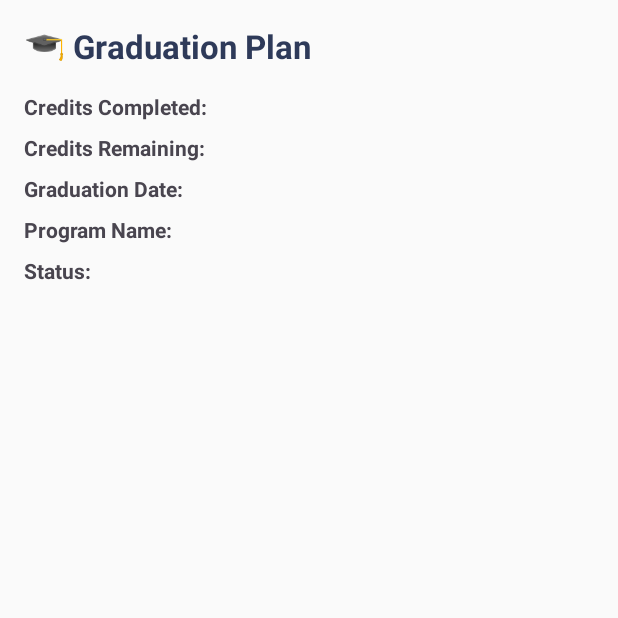
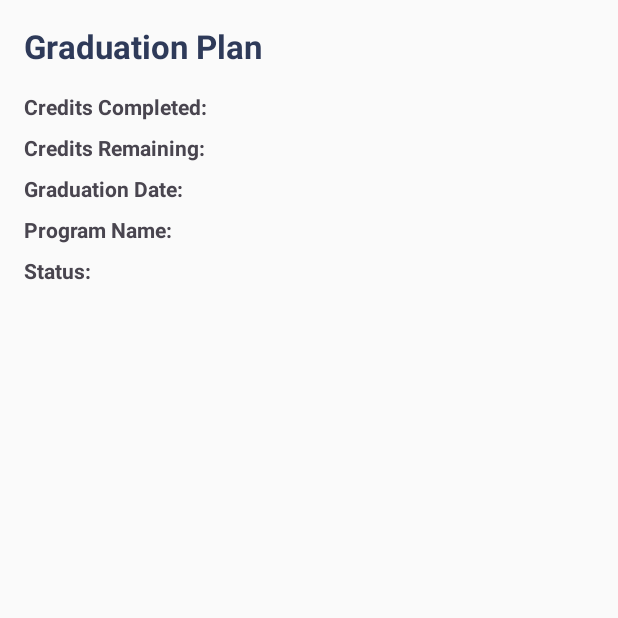
Before and after one commit to mikebassi132/Syntax-Squad, an Android app: the GradPlanActivity screen opened directly, with no data from a screen before it, on a phone screen of 412 x 824 dp, the top half of it. Run offline under Robolectric (Android 15) with nearby library versions, the light colour scheme and no system bars; our stand-ins replace Firebase (no records; nobody signed in at launch, a user with empty details on screens opened directly).

```diff
--- a/app/src/main/res/layout/activity_grad_plan.xml
+++ b/app/src/main/res/layout/activity_grad_plan.xml
@@ -14,7 +14,7 @@
             android:id="@+id/title"
             android:layout_width="wrap_content"
             android:layout_height="wrap_content"
-            android:text="🎓 Graduation Plan"
+            android:text="@string/graduation_plan"
             android:textSize="22sp"
             android:textStyle="bold"
             android:textColor="#2E3A59"
```
Also changed, not shown: app/src/main/res/values/strings.xml (+8 -0 lines).
